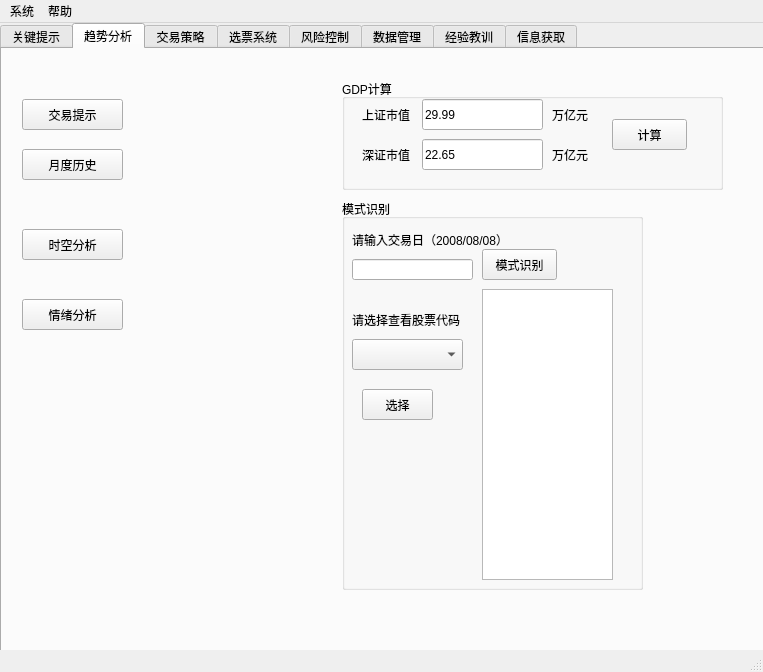
The window that mainUI.ui (xuleoBJ/stock2015) describes before a commit, drawn with Qt 5.
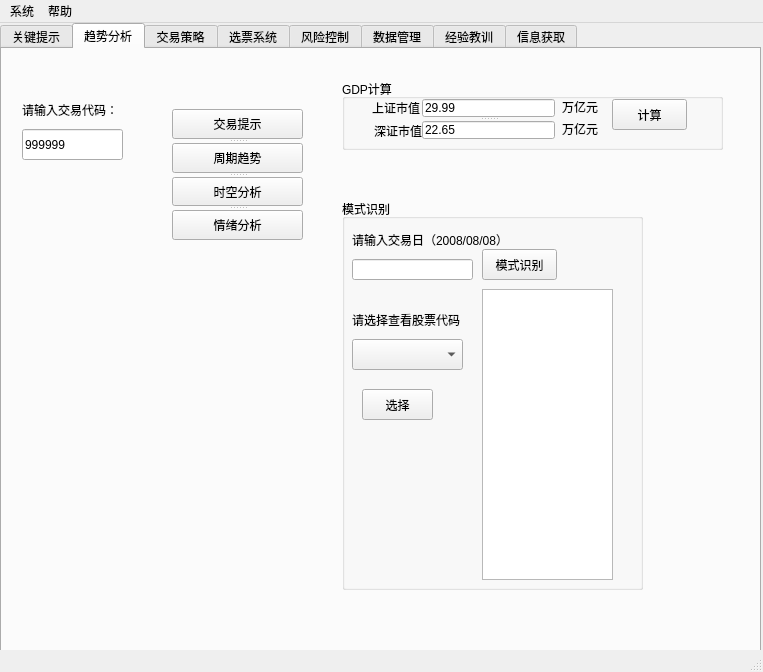
The same window after the commit.

```diff
--- a/mainUI.ui
+++ b/mainUI.ui
@@ -19,8 +19,8 @@
      <rect>
       <x>0</x>
       <y>0</y>
-      <width>791</width>
-      <height>681</height>
+      <width>761</width>
+      <height>641</height>
      </rect>
     </property>
     <property name="acceptDrops">
@@ -80,39 +80,13 @@
      <attribute name="title">
       <string>趋势分析</string>
      </attribute>
-     <widget class="QPushButton" name="btnTradeInfor">
-      <property name="geometry">
-       <rect>
-        <x>20</x>
-        <y>50</y>
-        <width>101</width>
-        <height>31</height>
-       </rect>
-      </property>
-      <property name="text">
-       <string>交易提示</string>
-      </property>
-     </widget>
-     <widget class="QPushButton" name="btnMarketAna">
-      <property name="geometry">
-       <rect>
-        <x>20</x>
-        <y>180</y>
-        <width>101</width>
-        <height>31</height>
-       </rect>
-      </property>
-      <property name="text">
-       <string>时空分析</string>
-      </property>
-     </widget>
      <widget class="QGroupBox" name="groupBox">
       <property name="geometry">
        <rect>
         <x>340</x>
         <y>30</y>
         <width>381</width>
-        <height>111</height>
+        <height>71</height>
        </rect>
       </property>
       <property name="title">
@@ -122,7 +96,7 @@
        <property name="geometry">
         <rect>
          <x>270</x>
-         <y>40</y>
+         <y>20</y>
          <width>75</width>
          <height>31</height>
         </rect>
@@ -134,8 +108,8 @@
       <widget class="QLabel" name="label_2">
        <property name="geometry">
         <rect>
-         <x>20</x>
-         <y>30</y>
+         <x>30</x>
+         <y>23</y>
          <width>54</width>
          <height>12</height>
         </rect>
@@ -144,24 +118,11 @@
         <string>上证市值</string>
        </property>
       </widget>
-      <widget class="QLineEdit" name="lineEditMarketValueSH">
-       <property name="geometry">
-        <rect>
-         <x>80</x>
-         <y>20</y>
-         <width>121</width>
-         <height>31</height>
-        </rect>
-       </property>
-       <property name="text">
-        <string>29.99</string>
-       </property>
-      </widget>
       <widget class="QLabel" name="label_3">
        <property name="geometry">
         <rect>
-         <x>20</x>
-         <y>70</y>
+         <x>32</x>
+         <y>46</y>
          <width>54</width>
          <height>12</height>
         </rect>
@@ -173,8 +134,8 @@
       <widget class="QLabel" name="label_4">
        <property name="geometry">
         <rect>
-         <x>210</x>
-         <y>30</y>
+         <x>220</x>
+         <y>22</y>
          <width>54</width>
          <height>12</height>
         </rect>
@@ -186,8 +147,8 @@
       <widget class="QLabel" name="label_5">
        <property name="geometry">
         <rect>
-         <x>210</x>
-         <y>70</y>
+         <x>220</x>
+         <y>44</y>
          <width>54</width>
          <height>12</height>
         </rect>
@@ -196,33 +157,30 @@
         <string>万亿元</string>
        </property>
       </widget>
-      <widget class="QLineEdit" name="lineEditMarketValueSZ">
+      <widget class="QSplitter" name="splitter_2">
        <property name="geometry">
         <rect>
          <x>80</x>
-         <y>60</y>
-         <width>121</width>
-         <height>31</height>
+         <y>20</y>
+         <width>133</width>
+         <height>40</height>
         </rect>
        </property>
-       <property name="text">
-        <string>22.65</string>
+       <property name="orientation">
+        <enum>Qt::Vertical</enum>
        </property>
+       <widget class="QLineEdit" name="lineEditMarketValueSH">
+        <property name="text">
+         <string>29.99</string>
+        </property>
+       </widget>
+       <widget class="QLineEdit" name="lineEditMarketValueSZ">
+        <property name="text">
+         <string>22.65</string>
+        </property>
+       </widget>
       </widget>
      </widget>
-     <widget class="QPushButton" name="btnMarketMoodAna">
-      <property name="geometry">
-       <rect>
-        <x>20</x>
-        <y>250</y>
-        <width>101</width>
-        <height>31</height>
-       </rect>
-      </property>
-      <property name="text">
-       <string>情绪分析</string>
-      </property>
-     </widget>
      <widget class="QGroupBox" name="groupBox_2">
       <property name="geometry">
        <rect>
@@ -318,19 +276,65 @@
        </property>
       </widget>
      </widget>
-     <widget class="QPushButton" name="btnMarketMonthAna">
+     <widget class="QLineEdit" name="lineEditInputStockIDTrend">
       <property name="geometry">
        <rect>
         <x>20</x>
-        <y>100</y>
+        <y>80</y>
         <width>101</width>
         <height>31</height>
        </rect>
       </property>
       <property name="text">
-       <string>月度历史</string>
+       <string>999999</string>
       </property>
      </widget>
+     <widget class="QLabel" name="label_12">
+      <property name="geometry">
+       <rect>
+        <x>20</x>
+        <y>40</y>
+        <width>131</width>
+        <height>41</height>
+       </rect>
+      </property>
+      <property name="text">
+       <string>请输入交易代码：</string>
+      </property>
+     </widget>
+     <widget class="QSplitter" name="splitter">
+      <property name="geometry">
+       <rect>
+        <x>170</x>
+        <y>60</y>
+        <width>131</width>
+        <height>131</height>
+       </rect>
+      </property>
+      <property name="orientation">
+       <enum>Qt::Vertical</enum>
+      </property>
+      <widget class="QPushButton" name="btnTradeInfor">
+       <property name="text">
+        <string>交易提示</string>
+       </property>
+      </widget>
+      <widget class="QPushButton" name="btnCycleTrend">
+       <property name="text">
+        <string>周期趋势</string>
+       </property>
+      </widget>
+      <widget class="QPushButton" name="btnMarketAna">
+       <property name="text">
+        <string>时空分析</string>
+       </property>
+      </widget>
+      <widget class="QPushButton" name="btnMarketMoodAna">
+       <property name="text">
+        <string>情绪分析</string>
+       </property>
+      </widget>
+     </widget>
      <zorder>groupBox_2</zorder>
      <zorder>groupBox</zorder>
      <zorder>btnTradeInfor</zorder>
```
Left out of the diff: 4 changed lines with no effect on the pictures.
